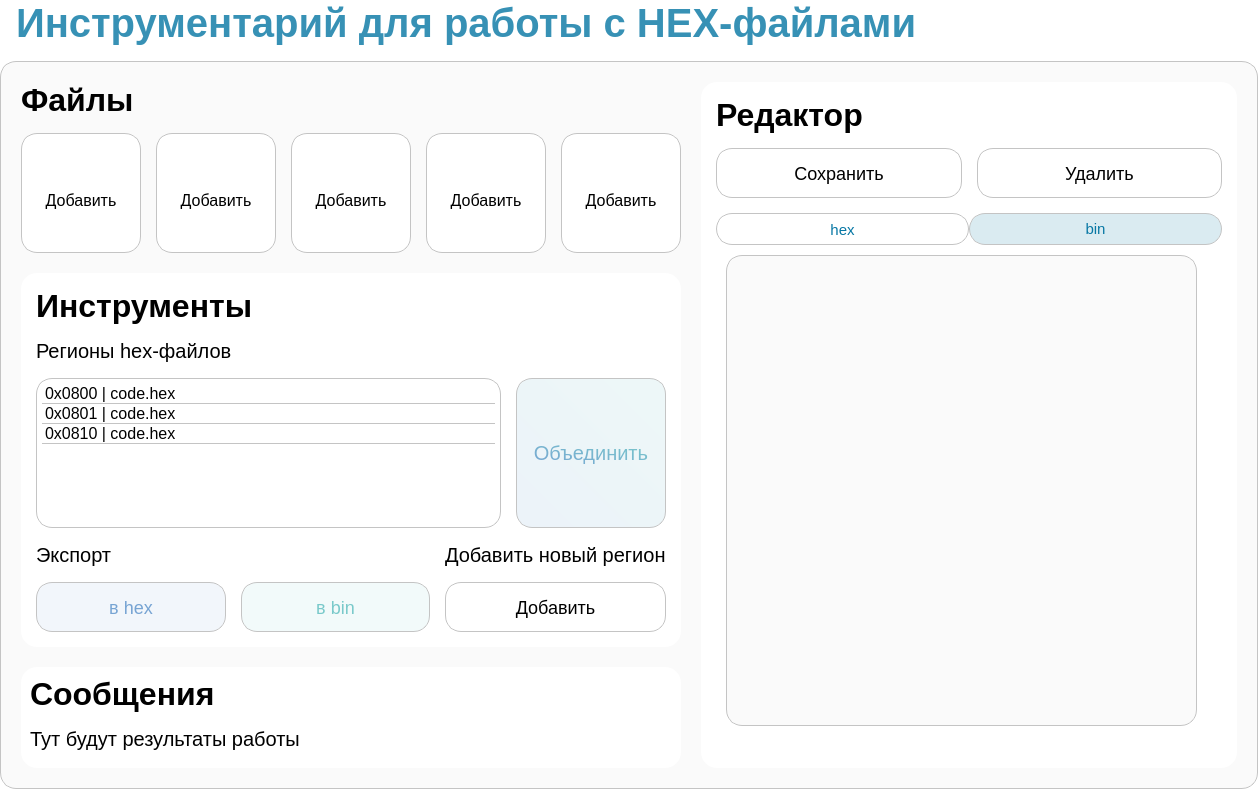
Before: the Qt Designer form ui/design.ui in stsln/hex_file_tools, drawn with Qt 5.
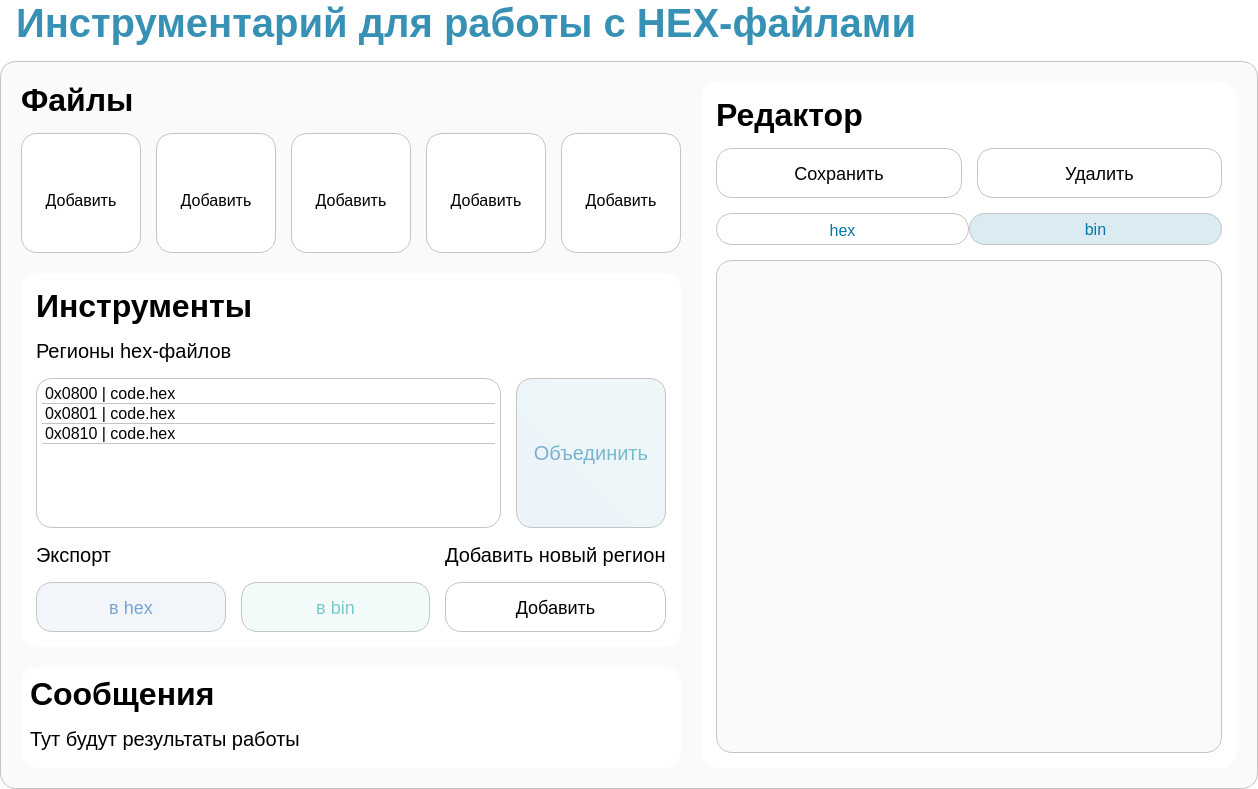
After: the same form once the commit is applied. The open tabs and pages were chosen to show the change. Icons and pictures are not drawn.

Commit message: Доработка интерфейса.

```diff
--- a/ui/design.ui
+++ b/ui/design.ui
@@ -1104,7 +1104,7 @@
 QTabBar::tab
 {
 	font-family: 'Inter';
-	font-size: 15px;
+	font-size: 16px;
 	color: rgb(7, 119, 164);
 	height: 30px;
     border-radius: 16px;
@@ -1288,17 +1288,26 @@
                <attribute name="title">
                 <string>bin</string>
                </attribute>
-               <widget class="QPlainTextEdit" name="plainTextEdit_3">
-                <property name="geometry">
-                 <rect>
-                  <x>10</x>
-                  <y>10</y>
-                  <width>471</width>
-                  <height>471</height>
-                 </rect>
+               <layout class="QGridLayout" name="gridLayout_2">
+                <property name="leftMargin">
+                 <number>0</number>
                 </property>
-                <property name="styleSheet">
-                 <string notr="true">QPlainTextEdit
+                <property name="topMargin">
+                 <number>15</number>
+                </property>
+                <property name="rightMargin">
+                 <number>0</number>
+                </property>
+                <property name="bottomMargin">
+                 <number>0</number>
+                </property>
+                <property name="spacing">
+                 <number>0</number>
+                </property>
+                <item row="0" column="0">
+                 <widget class="QPlainTextEdit" name="bin_plainTextEdit">
+                  <property name="styleSheet">
+                   <string notr="true">QPlainTextEdit
 {
 	font-family: 'JetBrains Mono';
 	font-weight: 400;
@@ -1308,8 +1317,10 @@
 	padding: 5px;
 	background-color: #FAFAFA;
 }</string>
-                </property>
-               </widget>
+                  </property>
+                 </widget>
+                </item>
+               </layout>
               </widget>
              </widget>
             </item>
```
Left out of the diff: 8 changed lines with no effect on the pictures.
